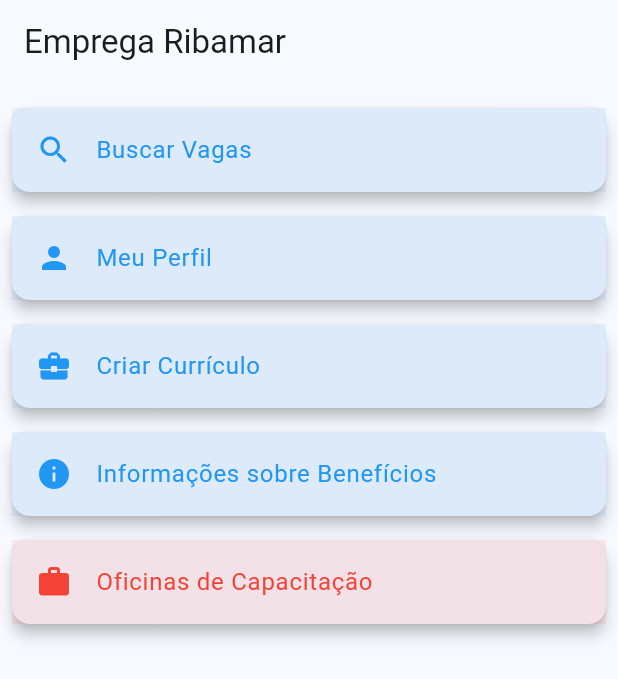
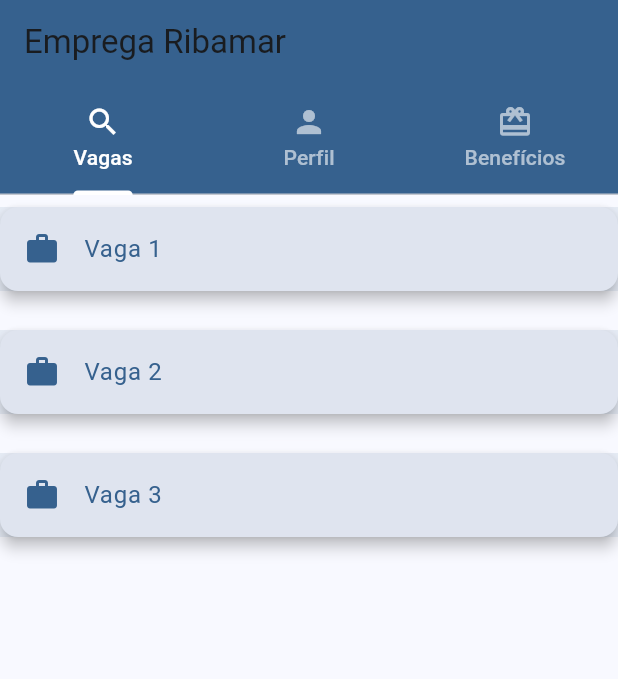
Before and after one commit to jcr04/Emprega-Ribamar.Flutter, a Flutter app: the HomeScreen screen opened directly, on a phone screen of 412 x 824 dp. Shown: the top 679 px of the screen. Run offline on Flutter 3.47's test engine with Material 2 defaults, Android fonts, the phone set to English and light mode, and no system bars.

Commit message:
add news features

```diff
--- a/lib/views/home/home_screen.dart
+++ b/lib/views/home/home_screen.dart
@@ -1,62 +1,149 @@
 import 'package:emprega_ribamar/widgets/cardbuttom.dart';
 import 'package:flutter/material.dart';
 
-class HomeScreen extends StatelessWidget {
+class HomeScreen extends StatefulWidget {
   const HomeScreen({super.key});
 
   @override
+  _HomeScreenState createState() => _HomeScreenState();
+}
+
+class _HomeScreenState extends State<HomeScreen>
+    with SingleTickerProviderStateMixin {
+  late TabController _tabController;
+
+  @override
+  void initState() {
+    super.initState();
+    _tabController = TabController(length: 3, vsync: this);
+  }
+
+  @override
+  void dispose() {
+    _tabController.dispose();
+    super.dispose();
+  }
+
+  @override
   Widget build(BuildContext context) {
+    Color primaryColor = Theme.of(context).colorScheme.primary;
+
     return Scaffold(
       appBar: AppBar(
         title: const Text('Emprega Ribamar'),
+        bottom: TabBar(
+          controller: _tabController,
+          labelColor: Colors.white,
+          unselectedLabelColor: Colors.white60,
+          indicatorColor: Colors.white,
+          tabs: const [
+            Tab(text: 'Vagas', icon: Icon(Icons.search)),
+            Tab(text: 'Perfil', icon: Icon(Icons.person)),
+            Tab(text: 'Benefícios', icon: Icon(Icons.card_giftcard)),
+          ],
         ),
-      body: Padding(
-        padding: const EdgeInsets.all(8.0),
-        child: ListView(
-          children: <Widget>[
-            CardButton(
-              icon: Icons.search,
-              text: 'Buscar Vagas',
-              color: Colors.blue,
+        backgroundColor: primaryColor,
+      ),
+      body: TabBarView(
+        controller: _tabController,
+        children: [
+          buildVagasTab(context),
+          buildProfileTab(context),
+          buildBenefitsTab(context),
+        ],
+      ),
+    );
+  }
+
+  Widget buildVagasTab(BuildContext context) {
+    Color primaryColor = Theme.of(context).colorScheme.primary;
+    List<String> vagas = ['Vaga 1', 'Vaga 2', 'Vaga 3'];
+
+    return ListView.separated(
+      itemCount: vagas.length,
+      separatorBuilder: (context, index) => const SizedBox(height: 10),
+      itemBuilder: (context, index) {
+        return CardButton(
+          icon: Icons.work,
+          text: vagas[index],
+          color: primaryColor,
           onTap: () {
-                // Navegar para a tela de busca de vagas
+            // Implementar ação quando uma vaga é tocada
           },
+        );
+      },
+    );
+  }
+
+  Widget buildProfileTab(BuildContext context) {
+    // Informações do usuário
+    String nome = 'João';
+    String idade = '25';
+    String cpf = 'XXX.XXX.XXX-XX';
+    String ocupacao = 'Engenheiro de Software';
+
+    return ListView(
+      padding: const EdgeInsets.all(16),
+      children: [
+        GestureDetector(
+          onTap: () async {
+            // Implementar funcionalidade para trocar foto
+            // Por exemplo, abrir a galeria e permitir que o usuário selecione uma nova foto
+          },
+          child: const CircleAvatar(
+            radius: 50,
+            backgroundImage: AssetImage(
+                'lib/assets/imagens/joao.jpeg'), // Utilize AssetImage para imagens locais
+            backgroundColor: Colors.transparent,
           ),
-            CardButton(
-              icon: Icons.person,
-              text: 'Meu Perfil',
-              color: Colors.blue,
-              onTap: () {
-                // Navegar para a tela do perfil do usuário
-              },
         ),
-            CardButton(
-              icon: Icons.business_center,
-              text: 'Criar Currículo',
-              color: Colors.blue,
-              onTap: () {
-                // Navegar para a tela de criação de currículo
-              },
+        const SizedBox(height: 24),
+        Text(
+          nome,
+          style: Theme.of(context).textTheme.headlineSmall,
+          textAlign: TextAlign.center,
         ),
-            CardButton(
-              icon: Icons.info,
-              text: 'Informações sobre Benefícios',
-              color: Colors.blue,
-              onTap: () {
-                // Navegar para a tela de informações sobre benefícios
-              },
+        Text(
+          'Idade: $idade',
+          style: Theme.of(context).textTheme.bodyLarge,
+          textAlign: TextAlign.center,
         ),
-            CardButton(
-              icon: Icons.work,
-              text: 'Oficinas de Capacitação',
-              color: Colors.red,
-              onTap: () {
-                // Navegar para a tela de oficinas de capacitação
+        Text(
+          'CPF: $cpf',
+          style: Theme.of(context).textTheme.bodyText1,
+          textAlign: TextAlign.center,
+        ),
+        Text(
+          'Ocupação: $ocupacao',
+          style: Theme.of(context).textTheme.bodyLarge,
+          textAlign: TextAlign.center,
+        ),
+        const SizedBox(height: 24),
+        ElevatedButton(
+          child: const Text('Editar Perfil'),
+          onPressed: () {
+            // Implementar lógica para editar perfil
           },
         ),
       ],
-        ),
-      ),
+    );
+  }
+
+  Widget buildBenefitsTab(BuildContext context) {
+    List<String> beneficios = ['Benefício 1', 'Benefício 2', 'Benefício 3'];
+
+    return ListView.separated(
+      itemCount: beneficios.length,
+      separatorBuilder: (context, index) => const Divider(),
+      itemBuilder: (context, index) {
+        return ListTile(
+          title: Text(beneficios[index]),
+          leading: const Icon(Icons.check_circle_outline),
+          onTap: () {
+            // Implementar ação quando um benefício é tocado
+          },
+        );
+      },
     );
   }
 }
--- a/pubspec.yaml
+++ b/pubspec.yaml
@@ -25,3 +25,4 @@ flutter:
   uses-material-design: true
   assets:
     - lib/assets/imagens/logo-riba.png
+    - lib/assets/imagens/joao.jpeg
```
Also changed, not shown: lib/assets/imagens/joao.jpeg (added). Lines whose indentation alone changed are shown as unchanged.
